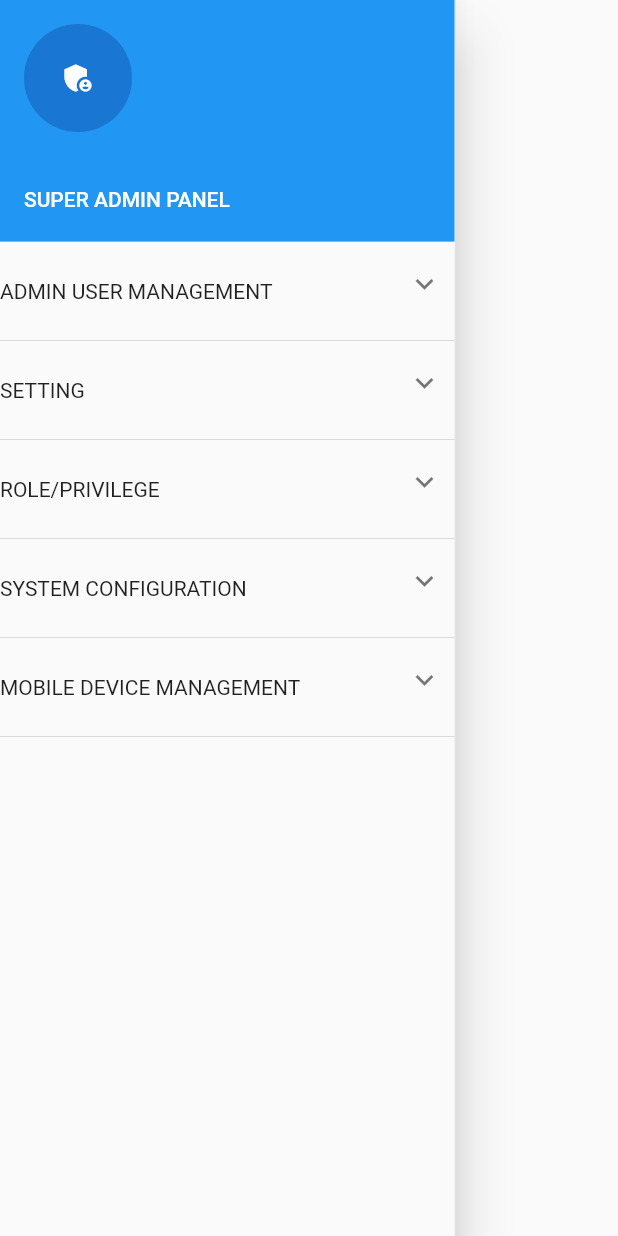
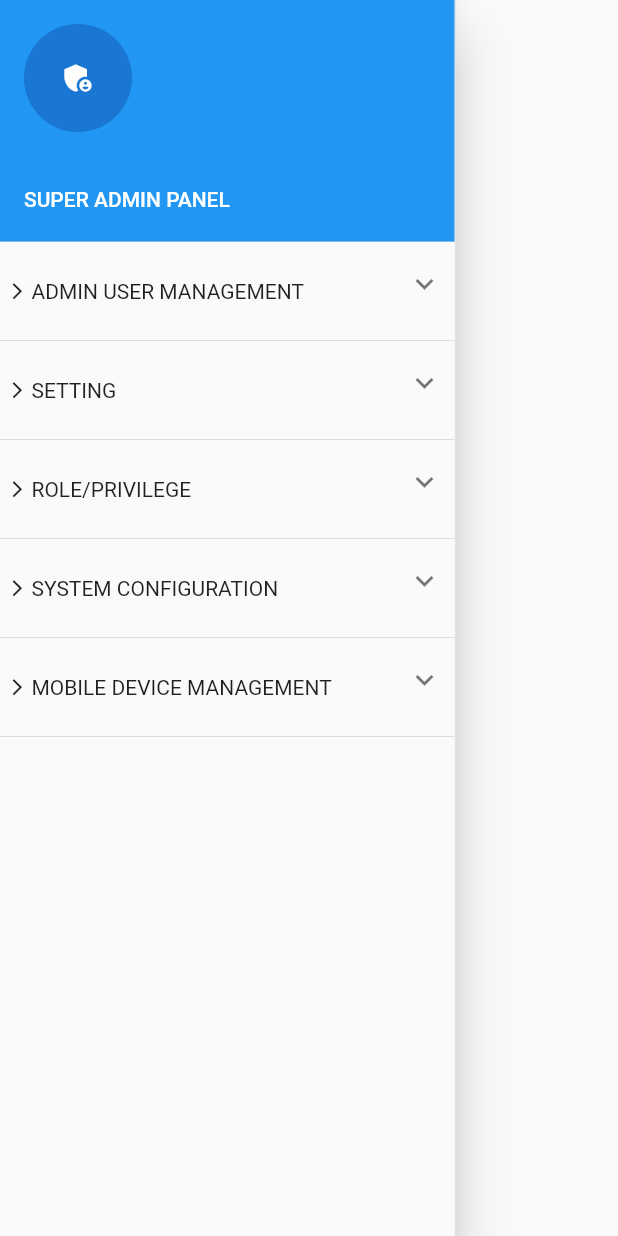
Before and after one commit to Avishka-Rathnavibhushana/Internet-Bank--Super-Admin-Panel, a Flutter app: the AppDrawer widget shown alone on an empty page, opened directly, on a phone screen of 412 x 824 dp. Run offline on Flutter 3.47's test engine with Material 2 defaults, Android fonts, the light colour scheme and no system bars; drawn by our look-alikes of expandable; our stand-ins replace responsive_framework; missing offline and left inert: adaptivex, dart:html, responsive_table.

Commit message:
Add leading icon to drawer main item

```diff
--- a/superadminpanel/lib/widgets/dashboard/app_drawer.dart
+++ b/superadminpanel/lib/widgets/dashboard/app_drawer.dart
@@ -119,9 +119,17 @@ final ExpandableController mobileDeviceConfigurationExpandableController =
                 ExpandablePanel(
                   controller: adminUserManagementExpandableController,
                   header: Container(
+                    padding: EdgeInsets.symmetric(horizontal: 5),
                     height: 50,
                     child: Row(
                       children: [
+                        Icon(
+                          Icons.arrow_forward_ios_sharp,
+                          size: 13,
+                        ),
+                        SizedBox(
+                          width: 3,
+                        ),
                         const Text(PageTitles.adminUserManagementUpperCase),
                       ],
                     ),
@@ -199,11 +207,19 @@ final ExpandableController mobileDeviceConfigurationExpandableController =
                 ExpandablePanel(
                   controller: settingExpandableController,
                   header: Container(
+                    padding: EdgeInsets.symmetric(horizontal: 5),
                     height: 50,
                     child: Row(
                       crossAxisAlignment: CrossAxisAlignment.center,
                       mainAxisAlignment: MainAxisAlignment.start,
                       children: [
+                        Icon(
+                          Icons.arrow_forward_ios_sharp,
+                          size: 13,
+                        ),
+                        SizedBox(
+                          width: 3,
+                        ),
                         Center(child: const Text(PageTitles.settingUpperCase)),
                       ],
                     ),
@@ -285,11 +301,19 @@ final ExpandableController mobileDeviceConfigurationExpandableController =
                 ExpandablePanel(
                   controller: roleExpandableController,
                   header: Container(
+                    padding: EdgeInsets.symmetric(horizontal: 5),
                     height: 50,
                     child: Row(
                       crossAxisAlignment: CrossAxisAlignment.center,
                       mainAxisAlignment: MainAxisAlignment.start,
                       children: [
+                        Icon(
+                          Icons.arrow_forward_ios_sharp,
+                          size: 13,
+                        ),
+                        SizedBox(
+                          width: 3,
+                        ),
                         Center(child: const Text(PageTitles.roleUpperCase)),
                       ],
                     ),
@@ -340,11 +364,19 @@ final ExpandableController mobileDeviceConfigurationExpandableController =
                 ExpandablePanel(
                   controller: systemConfigurationExpandableController,
                   header: Container(
+                    padding: EdgeInsets.symmetric(horizontal: 5),
                     height: 50,
                     child: Row(
                       crossAxisAlignment: CrossAxisAlignment.center,
                       mainAxisAlignment: MainAxisAlignment.start,
                       children: [
+                        Icon(
+                          Icons.arrow_forward_ios_sharp,
+                          size: 13,
+                        ),
+                        SizedBox(
+                          width: 3,
+                        ),
                         Center(
                             child: const Text(
                                 PageTitles.systemConfigurationUpperCase)),
@@ -433,11 +465,19 @@ final ExpandableController mobileDeviceConfigurationExpandableController =
                 ExpandablePanel(
                   controller: mobileDeviceConfigurationExpandableController,
                   header: Container(
+                    padding: EdgeInsets.symmetric(horizontal: 5),
                     height: 50,
                     child: Row(
                       crossAxisAlignment: CrossAxisAlignment.center,
                       mainAxisAlignment: MainAxisAlignment.start,
                       children: [
+                        Icon(
+                          Icons.arrow_forward_ios_sharp,
+                          size: 13,
+                        ),
+                        SizedBox(
+                          width: 3,
+                        ),
                         Center(
                             child: const Text(
                                 PageTitles.mobileDeviceManagementUpperCase)),
```
